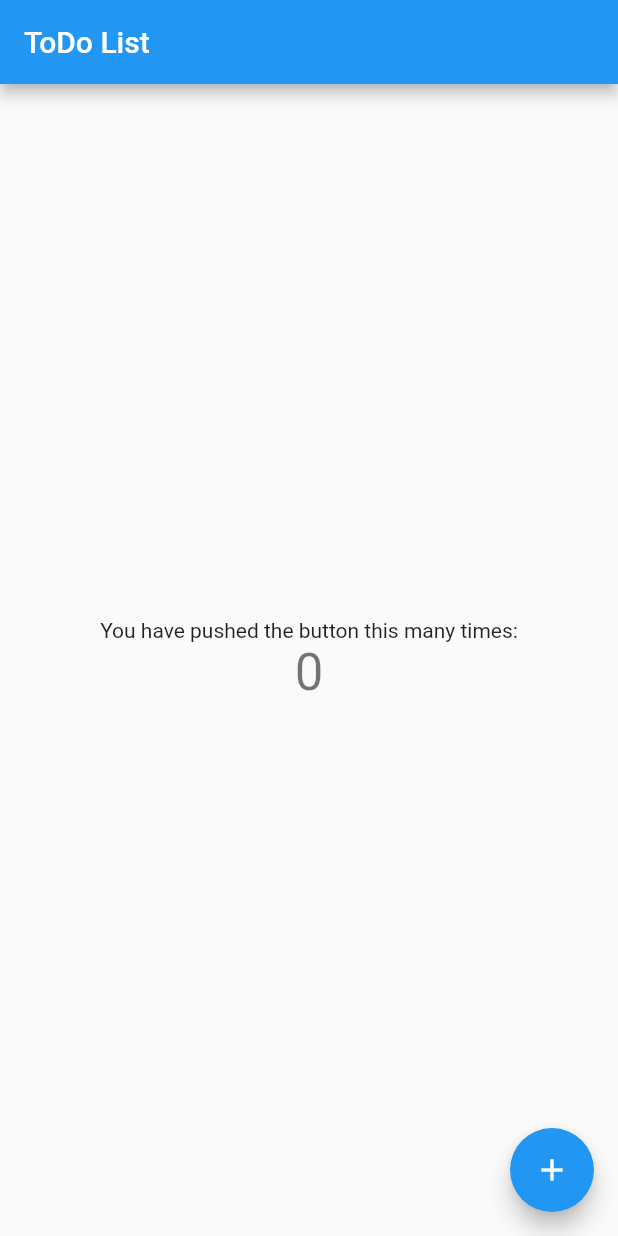
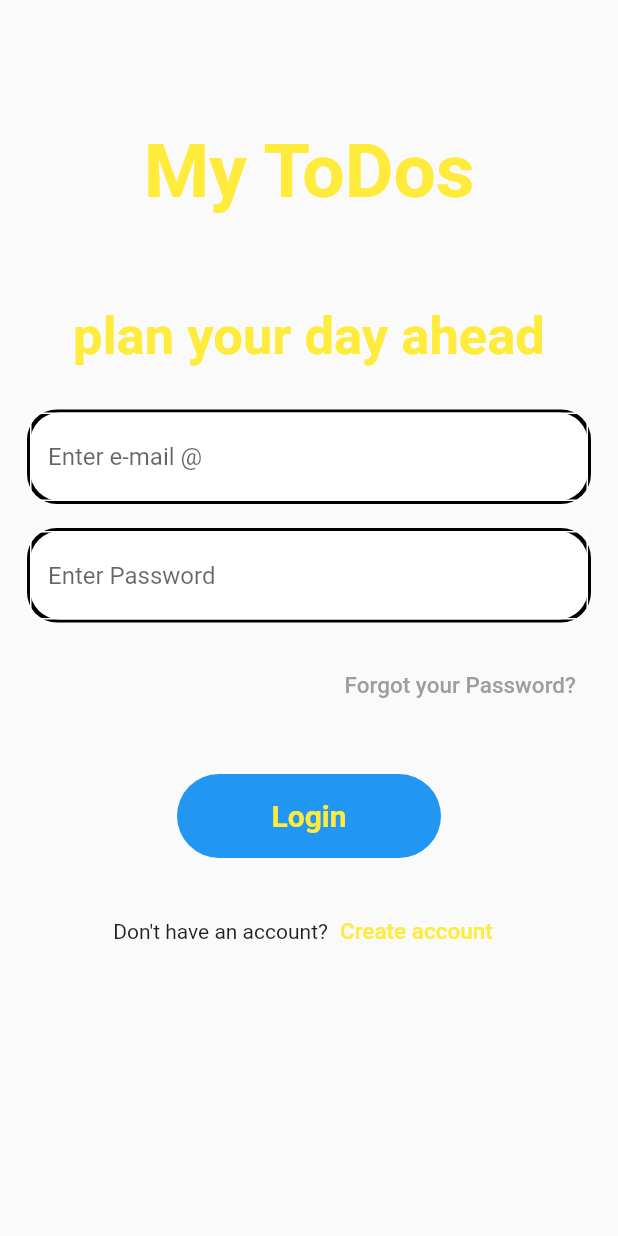
Before and after one commit to hchend2/Flutter_ToDo_List, a Flutter app: the screen it shows after launch, on a phone screen of 412 x 824 dp. Run offline on Flutter 3.47's test engine with Material 2 defaults, Android fonts, the phone set to English and light mode, and no system bars.

Commit message:
Login page built

```diff
--- /dev/null
+++ b/lib/Login.dart
@@ -0,0 +1,181 @@
+import 'package:flutter/material.dart';
+import 'package:flutter_todo_list/SignUp.dart';
+
+class Login extends StatefulWidget {
+  const Login({Key? key}) : super(key: key);
+
+  @override
+  State<Login> createState() => _LoginState();
+}
+
+class _LoginState extends State<Login> {
+  @override
+  Widget build(BuildContext context) {
+
+    double w = MediaQuery.of(context).size.width;
+    double h = MediaQuery.of(context).size.height;
+    return Scaffold(
+      body: Column(
+        children: [
+          const SizedBox(height: 75,),
+          Container(
+            alignment: Alignment.center,
+            padding: const EdgeInsets.all(10),
+            child: const Text(
+                "My ToDos",
+                style: TextStyle(color: Colors.yellow, fontWeight: FontWeight.bold, fontSize: 50),
+            ),
+          ),
+          const SizedBox(height: 50,),
+          Container(
+            margin: const EdgeInsets.only(left: 20, right: 20),
+            width: w,
+            child: Column(
+              crossAxisAlignment: CrossAxisAlignment.center,
+              children: [
+                const Text(
+                    "plan your day ahead",
+                    style: TextStyle(fontWeight: FontWeight.bold, fontSize: 35, color: Colors.yellow),
+                ),
+                const SizedBox(height: 30),
+                Container(
+                  decoration: BoxDecoration(
+                    color: Colors.white,
+                    borderRadius: BorderRadius.circular(20),
+                    boxShadow: const [
+                      BoxShadow(
+                        // blurRadius: 6,
+                        spreadRadius: 2,
+                        // offset: Offset(1, 1),
+                        // color: Colors.grey.withOpacity(0.3)
+                      )
+                    ]
+                  ),
+                  child: TextField(
+                    decoration: InputDecoration(
+                      hintText: "Enter e-mail @",
+                      focusedBorder: OutlineInputBorder(
+                        borderRadius: BorderRadius.circular(20),
+                        borderSide: const BorderSide(
+                          color: Colors.white,
+                          width: 1.0
+                        )
+                      ),
+                      enabledBorder: const OutlineInputBorder(
+                        borderSide: BorderSide(
+                          color: Colors.white,
+                          width: 1.0
+                        )
+                      ),
+                      border: OutlineInputBorder(
+                        borderRadius: BorderRadius.circular(20),
+                      )
+                    ),
+                    onChanged: (value) {
+                      // userEmailTemp = value;
+                    },
+                  ),
+                ),
+                const SizedBox(height: 20,),
+                Container(
+                  decoration: BoxDecoration(
+                    color: Colors.white,
+                    borderRadius: BorderRadius.circular(20),
+                    boxShadow: const [
+                      BoxShadow(
+                        // blurRadius: 6,
+                        spreadRadius: 2,
+                        // offset: Offset(0.5, 0.5),
+                        // color: Colors.grey.withOpacity(0.2)
+                      )
+                    ]
+                  ),
+                  child: TextField(
+                    decoration: InputDecoration(
+                      hintText: "Enter Password",
+                      focusedBorder: OutlineInputBorder(
+                        borderRadius: BorderRadius.circular(20),
+                        borderSide: const BorderSide(
+                          color: Colors.white,
+                          width: 1.0
+                        )
+                      ),
+                      enabledBorder: const OutlineInputBorder(
+                        borderSide: BorderSide(
+                          color: Colors.white,
+                          width: 1.0
+                        )
+                      ),
+                      border: OutlineInputBorder(
+                        borderRadius: BorderRadius.circular(10)
+                      )
+                    ),
+                    // onChanged: (value) {
+                    //   // userPassTemp = value;
+                    // },
+                  ),
+                ),
+                const SizedBox(height: 20,),
+                Row(
+                  children: [
+                    Expanded(child: Container(),),
+                    TextButton(
+                      onPressed: () {
+                      // Navigator.push(context, MaterialPageRoute(builder: context) => RessetPassword()),
+                      //   );
+                      },
+                      child: const Text(
+                          "Forgot your Password?",
+                        style: TextStyle(
+                          fontSize: 15,
+                          color: Colors.grey
+                        ),
+                      ),
+                    )
+                  ],
+                )
+              ],
+            ),
+          ),
+          const SizedBox(height: 30,),
+          Container(
+            width: w*0.5,
+            height: h*0.08,
+            padding: const EdgeInsets.fromLTRB(15, 5, 15, 5),
+            child: FilledButton(
+              child: const Text("Login",
+              style: TextStyle(
+                color: Colors.yellow,
+                fontSize: 20,
+                fontWeight: FontWeight.bold
+              ),
+              ),
+              onPressed: () =>{
+                // Navigator.push(MaterialPageRoute(builder: context)=> welcomPage()),
+              },
+            ),
+          ),
+          const SizedBox(height: 20,),
+          Row(
+            mainAxisAlignment: MainAxisAlignment.center,
+            children: [
+              const Text("Don't have an account?"),
+              TextButton(
+                child: const Text(
+                  "Create account",
+                  style: TextStyle(
+                      fontSize: 15,
+                      color: Colors.yellow
+                  ),
+                ),
+                onPressed: () {
+                  Navigator.push(context, MaterialPageRoute(builder: (context) =>const SignUp()),);
+                },
+              )
+            ],
+          )
+        ],
+      )
+    );
+  }
+}
--- /dev/null
+++ b/lib/SignUp.dart
@@ -0,0 +1,15 @@
+import 'package:flutter/material.dart';
+
+class SignUp extends StatefulWidget {
+  const SignUp({Key? key}) : super(key: key);
+
+  @override
+  State<SignUp> createState() => _SignUpState();
+}
+
+class _SignUpState extends State<SignUp> {
+  @override
+  Widget build(BuildContext context) {
+    return const Scaffold();
+  }
+}
--- a/lib/main.dart
+++ b/lib/main.dart
@@ -1,4 +1,5 @@
 import 'package:flutter/material.dart';
+import 'package:flutter_todo_list/Login.dart';
 
 void main() {
   runApp(const MyApp());
@@ -14,102 +15,84 @@ class MyApp extends StatelessWidget {
       title: 'ToDo List',
       theme: ThemeData(
         // This is the theme of your application.
-        //
-        // Try running your application with "flutter run". You'll see the
-        // application has a blue toolbar. Then, without quitting the app, try
-        // changing the primarySwatch below to Colors.green and then invoke
-        // "hot reload" (press "r" in the console where you ran "flutter run",
-        // or simply save your changes to "hot reload" in a Flutter IDE).
-        // Notice that the counter didn't reset back to zero; the application
-        // is not restarted.
         primarySwatch: Colors.blue,
       ),
-      home: const MyHomePage(title: 'ToDo List'),
+      home: Login(),
     );
   }
 }
 
-class MyHomePage extends StatefulWidget {
-  const MyHomePage({super.key, required this.title});
+// class MyHomePage extends StatefulWidget {
+//   const MyHomePage({super.key, required this.title});
+//
+//   // This widget is the home page of your application. It is stateful, meaning
+//   // that it has a State object (defined below) that contains fields that affect
+//   // how it looks.
+//
+//   // This class is the configuration for the state. It holds the values (in this
+//   // case the title) provided by the parent (in this case the App widget) and
+//   // used by the build method of the State. Fields in a Widget subclass are
+//   // always marked "final".
+//
+//   final String title;
+//
+//   @override
+//   State<MyHomePage> createState() => _MyHomePageState();
+// }
 
-  // This widget is the home page of your application. It is stateful, meaning
-  // that it has a State object (defined below) that contains fields that affect
-  // how it looks.
-
-  // This class is the configuration for the state. It holds the values (in this
-  // case the title) provided by the parent (in this case the App widget) and
-  // used by the build method of the State. Fields in a Widget subclass are
-  // always marked "final".
-
-  final String title;
-
-  @override
-  State<MyHomePage> createState() => _MyHomePageState();
-}
-
-class _MyHomePageState extends State<MyHomePage> {
-  int _counter = 0;
-
-  void _incrementCounter() {
-    setState(() {
-      // This call to setState tells the Flutter framework that something has
-      // changed in this State, which causes it to rerun the build method below
-      // so that the display can reflect the updated values. If we changed
-      // _counter without calling setState(), then the build method would not be
-      // called again, and so nothing would appear to happen.
-      _counter++;
-    });
-  }
-
-  @override
-  Widget build(BuildContext context) {
-    // This method is rerun every time setState is called, for instance as done
-    // by the _incrementCounter method above.
-    //
-    // The Flutter framework has been optimized to make rerunning build methods
-    // fast, so that you can just rebuild anything that needs updating rather
-    // than having to individually change instances of widgets.
-    return Scaffold(
-      appBar: AppBar(
-        // Here we take the value from the MyHomePage object that was created by
-        // the App.build method, and use it to set our appbar title.
-        title: Text(widget.title),
-      ),
-      body: Center(
-        // Center is a layout widget. It takes a single child and positions it
-        // in the middle of the parent.
-        child: Column(
-          // Column is also a layout widget. It takes a list of children and
-          // arranges them vertically. By default, it sizes itself to fit its
-          // children horizontally, and tries to be as tall as its parent.
-          //
-          // Invoke "debug painting" (press "p" in the console, choose the
-          // "Toggle Debug Paint" action from the Flutter Inspector in Android
-          // Studio, or the "Toggle Debug Paint" command in Visual Studio Code)
-          // to see the wireframe for each widget.
-          //
-          // Column has various properties to control how it sizes itself and
-          // how it positions its children. Here we use mainAxisAlignment to
-          // center the children vertically; the main axis here is the vertical
-          // axis because Columns are vertical (the cross axis would be
-          // horizontal).
-          mainAxisAlignment: MainAxisAlignment.center,
-          children: <Widget>[
-            const Text(
-              'You have pushed the button this many times:',
-            ),
-            Text(
-              '$_counter',
-              style: Theme.of(context).textTheme.headlineMedium,
-            ),
-          ],
-        ),
-      ),
-      floatingActionButton: FloatingActionButton(
-        onPressed: _incrementCounter,
-        tooltip: 'Increment',
-        child: const Icon(Icons.add),
-      ), // This trailing comma makes auto-formatting nicer for build methods.
-    );
-  }
-}
+// class _MyHomePageState extends State<MyHomePage> {
+//   int _counter = 0;
+//
+//   void _incrementCounter() {
+//     setState(() {
+//       // This call to setState tells the Flutter framework that something has
+//       // changed in this State, which causes it to rerun the build method below
+//       // so that the display can reflect the updated values. If we changed
+//       // _counter without calling setState(), then the build method would not be
+//       // called again, and so nothing would appear to happen.
+//       _counter++;
+//     });
+//   }
+//
+//   @override
+//   Widget build(BuildContext context) {
+//     // This method is rerun every time setState is called, for instance as done
+//     // by the _incrementCounter method above.
+//     //
+//     // The Flutter framework has been optimized to make rerunning build methods
+//     // fast, so that you can just rebuild anything that needs updating rather
+//     // than having to individually change instances of widgets.
+//     return Scaffold(
+//       appBar: AppBar(
+//         // Here we take the value from the MyHomePage object that was created by
+//         // the App.build method, and use it to set our appbar title.
+//         title: Text(widget.title),
+//       ),
+//       body: Center(
+//         // Center is a layout widget. It takes a single child and positions it
+//         // in the middle of the parent.
+//         child: Column(
+//           // Column is also a layout widget. It takes a list of children and
+//           // arranges them vertically. By default, it sizes itself to fit its
+//           // children horizontally, and tries to be as tall as its parent.
+//
+//           mainAxisAlignment: MainAxisAlignment.center,
+//           children: <Widget>[
+//             const Text(
+//               'You have pushed the button this many times:',
+//             ),
+//             Text(
+//               '$_counter',
+//               style: Theme.of(context).textTheme.headlineMedium,
+//             ),
+//           ],
+//         ),
+//       ),
+//       floatingActionButton: FloatingActionButton(
+//         onPressed: _incrementCounter,
+//         tooltip: 'Increment',
+//         child: const Icon(Icons.add),
+//       ), // This trailing comma makes auto-formatting nicer for build methods.
+//     );
+//   }
+// }
```
